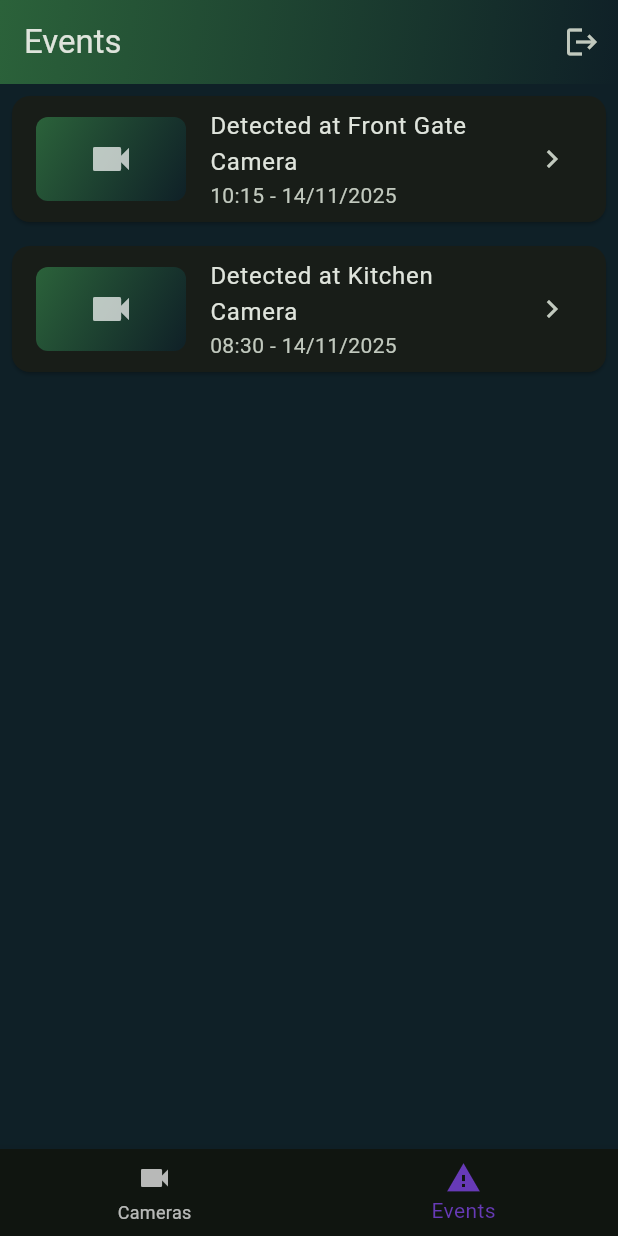
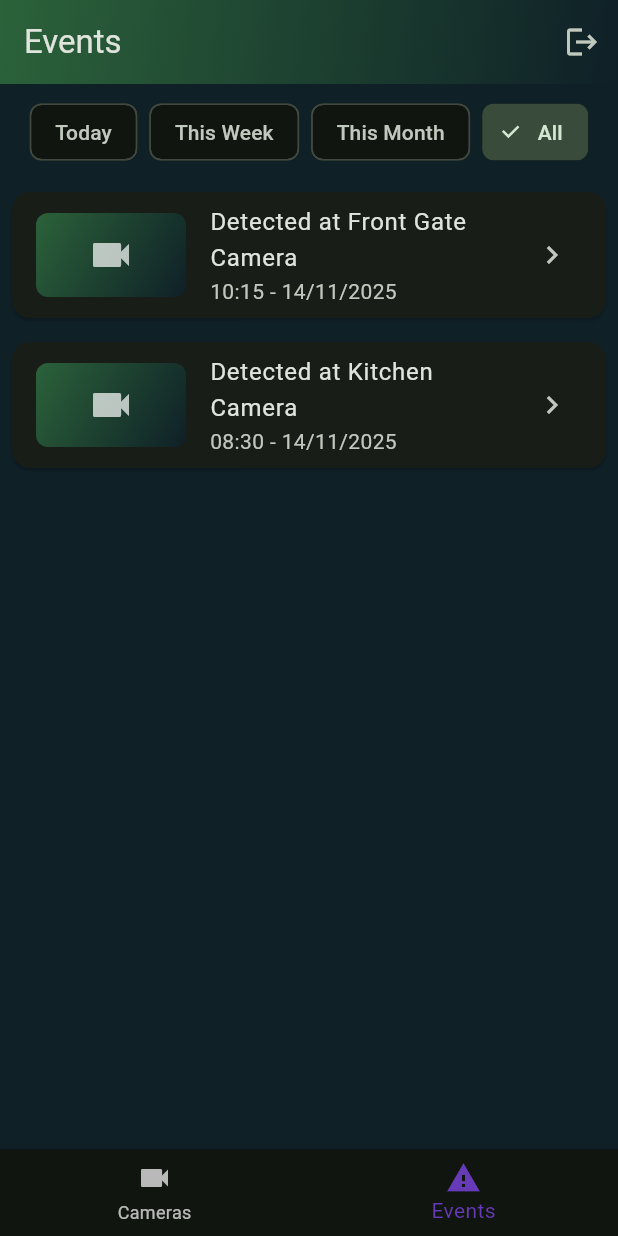
Before and after one commit to tiao051/Violence-Detection, a Flutter app: the HomeScreen screen opened by its route, item 2 of the bottom bar chosen, on a phone screen of 412 x 824 dp. Run offline on Flutter 3.47's test engine with Material 3 defaults, Android fonts, the phone set to English and light mode, and no system bars; our stand-ins replace chewie, firebase_core, firebase_messaging, flutter_spinkit, font_awesome_flutter, go_router and 3 more; accounts and stored records are empty; network calls fail.

Commit message:
feat: Add search and date filter functionality
- Add live search by camera name/ID in camera_tab
  * Search is case-insensitive and filters in real-time
  * Clear button to reset search query
  * Shows 'No cameras match' message when no results

- Add date range filter chips in event_tab
  * Filter options: Today, This Week, This Month, All
  * 'All' selected by default
  * Shows filtered event count and filter label

- Update CameraProvider with search state and filteredCameras getter
- Update EventProvider with DateFilter enum and filteredEvents getter
- FilterChips and SearchBar styled to match app theme
- All filters are non-destructive (original data preserved)
- Responsive design works on all screen sizes

```diff
--- a/flutter-app/security_app/lib/providers/camera_provider.dart
+++ b/flutter-app/security_app/lib/providers/camera_provider.dart
@@ -9,10 +9,26 @@ class CameraProvider with ChangeNotifier {
   List<CameraModel> _cameras = [];
   bool _isLoading = false;
   String? _errorMessage;
+  String _searchQuery = '';
 
   List<CameraModel> get cameras => _cameras;
   bool get isLoading => _isLoading;
   String? get errorMessage => _errorMessage;
+  String get searchQuery => _searchQuery;
+
+  /// Returns filtered cameras based on current search query
+  /// Filters by camera name and ID (case-insensitive)
+  List<CameraModel> get filteredCameras {
+    if (_searchQuery.isEmpty) {
+      return _cameras;
+    }
+    final query = _searchQuery.toLowerCase();
+    return _cameras
+        .where((camera) =>
+            camera.name.toLowerCase().contains(query) ||
+            camera.id.toLowerCase().contains(query))
+        .toList();
+  }
 
   /// Fetches the list of cameras from the service.
   ///
@@ -66,4 +82,18 @@ class CameraProvider with ChangeNotifier {
       notifyListeners();
     }
   }
+
+  /// Updates the search query and filters cameras accordingly.
+  ///
+  /// Filtering happens instantly without API calls.
+  void setSearchQuery(String query) {
+    _searchQuery = query;
+    notifyListeners();
+  }
+
+  /// Clears the current search query, showing all cameras.
+  void clearSearch() {
+    _searchQuery = '';
+    notifyListeners();
+  }
 }
--- a/flutter-app/security_app/lib/providers/event_provider.dart
+++ b/flutter-app/security_app/lib/providers/event_provider.dart
@@ -1,6 +1,8 @@
 import 'package:flutter/material.dart';
 import 'package:security_app/models/event_model.dart';
 import 'package:security_app/services/event_service.dart';
+
+enum DateFilter { all, today, thisWeek, thisMonth }
 
 class EventProvider with ChangeNotifier {
   final EventService _eventService = EventService();
@@ -16,13 +18,56 @@ class EventProvider with ChangeNotifier {
   final Set<String> _reportingEvents = {};
   String? _reportError;
 
+  // State for date filtering
+  DateFilter _dateFilter = DateFilter.all;
+
   List<EventModel> get events => _events;
   bool get isLoading => _isLoadingEvents;
   String? get errorMessage => _fetchError;
   String? get reportError => _reportError;
+  DateFilter get dateFilter => _dateFilter;
 
   /// Returns true if the given event is currently being reported.
   bool isReporting(String eventId) => _reportingEvents.contains(eventId);
+
+  /// Returns filtered events based on current date filter
+  List<EventModel> get filteredEvents {
+    final now = DateTime.now();
+    switch (_dateFilter) {
+      case DateFilter.today:
+        return _events
+            .where((event) =>
+                event.timestamp.isAfter(now.subtract(const Duration(days: 1))))
+            .toList();
+      case DateFilter.thisWeek:
+        return _events
+            .where((event) =>
+                event.timestamp.isAfter(now.subtract(const Duration(days: 7))))
+            .toList();
+      case DateFilter.thisMonth:
+        return _events
+            .where((event) =>
+                event.timestamp
+                    .isAfter(now.subtract(const Duration(days: 30))))
+            .toList();
+      case DateFilter.all:
+        return _events;
+    }
+  }
+
+  /// Gets a readable label for the current date filter
+  String getFilterLabel() {
+    switch (_dateFilter) {
+      case DateFilter.today:
+        return 'Today';
+      case DateFilter.thisWeek:
+        return 'This Week';
+      case DateFilter.thisMonth:
+        return 'This Month';
+      case DateFilter.all:
+        return 'All Events';
+    }
+  }
 
   /// Fetches the list of detected events from the service.
   Future<void> fetchEvents() async {
@@ -94,4 +139,10 @@ class EventProvider with ChangeNotifier {
       notifyListeners();
     }
   }
+
+  /// Sets the current date filter and triggers rebuild
+  void setDateFilter(DateFilter filter) {
+    _dateFilter = filter;
+    notifyListeners();
+  }
 }
--- a/flutter-app/security_app/lib/screens/tabs/event_tab.dart
+++ b/flutter-app/security_app/lib/screens/tabs/event_tab.dart
@@ -63,15 +63,72 @@ class _EventTabState extends State<EventTab> {
           );
         }
 
-        return RefreshIndicator(
+        final filteredEvents = eventProvider.filteredEvents;
+
+        return Column(
+          children: [
+            // Date filter chips
+            SingleChildScrollView(
+              scrollDirection: Axis.horizontal,
+              child: Padding(
+                padding: const EdgeInsets.all(8.0),
+                child: Row(
+                  children: [
+                    FilterChip(
+                      label: const Text('Today'),
+                      selected: eventProvider.dateFilter == DateFilter.today,
+                      onSelected: (_) {
+                        eventProvider.setDateFilter(DateFilter.today);
+                      },
+                    ),
+                    const SizedBox(width: 8),
+                    FilterChip(
+                      label: const Text('This Week'),
+                      selected:
+                          eventProvider.dateFilter == DateFilter.thisWeek,
+                      onSelected: (_) {
+                        eventProvider.setDateFilter(DateFilter.thisWeek);
+                      },
+                    ),
+                    const SizedBox(width: 8),
+                    FilterChip(
+                      label: const Text('This Month'),
+                      selected:
+                          eventProvider.dateFilter == DateFilter.thisMonth,
+                      onSelected: (_) {
+                        eventProvider.setDateFilter(DateFilter.thisMonth);
+                      },
+                    ),
+                    const SizedBox(width: 8),
+                    FilterChip(
+                      label: const Text('All'),
+                      selected: eventProvider.dateFilter == DateFilter.all,
+                      onSelected: (_) {
+                        eventProvider.setDateFilter(DateFilter.all);
+                      },
+                    ),
+                  ],
+                ),
+              ),
+            ),
+            // Event list
+            Expanded(
+              child: RefreshIndicator(
                 onRefresh: () => eventProvider.refreshEvents(),
                 color: Theme.of(context).colorScheme.primary,
                 strokeWidth: 3.0,
                 backgroundColor: Colors.transparent,
-          child: ListView.builder(
-            itemCount: events.length,
+                child: filteredEvents.isEmpty
+                    ? Center(
+                        child: Text(
+                          'No events in ${eventProvider.getFilterLabel().toLowerCase()}',
+                          style: Theme.of(context).textTheme.bodyMedium,
+                        ),
+                      )
+                    : ListView.builder(
+                        itemCount: filteredEvents.length,
                         itemBuilder: (context, index) {
-              final event = events[index];
+                          final event = filteredEvents[index];
                           final formattedTime = DateFormat('HH:mm - dd/MM/yyyy')
                               .format(event.timestamp);
 
@@ -87,24 +144,31 @@ class _EventTabState extends State<EventTab> {
                                       ? Image.network(
                                           event.thumbnailUrl,
                                           fit: BoxFit.cover,
-                            loadingBuilder: (context, child, loadingProgress) {
-                              if (loadingProgress == null) return child;
+                                          loadingBuilder: (context, child,
+                                              loadingProgress) {
+                                            if (loadingProgress == null)
+                                              return child;
                                             return Container(
                                               color: Colors.grey.shade800,
                                               child: SpinKitFadingCircle(
-                                  color: Theme.of(context).colorScheme.primary,
+                                                color: Theme.of(context)
+                                                    .colorScheme
+                                                    .primary,
                                                 size: 30.0,
                                               ),
                                             );
                                           },
-                            errorBuilder: (context, error, stackTrace) {
+                                          errorBuilder:
+                                              (context, error, stackTrace) {
                                             // Fallback to gradient placeholder on error
                                             return Container(
-                                decoration: const BoxDecoration(gradient: kAppGradient),
+                                              decoration: const BoxDecoration(
+                                                  gradient: kAppGradient),
                                               child: Center(
                                                 child: Icon(
                                                   Icons.videocam,
-                                    color: Colors.white.withOpacity(0.7),
+                                                  color: Colors.white
+                                                      .withOpacity(0.7),
                                                   size: 32,
                                                 ),
                                               ),
@@ -112,11 +176,13 @@ class _EventTabState extends State<EventTab> {
                                           },
                                         )
                                       : Container(
-                            decoration: const BoxDecoration(gradient: kAppGradient),
+                                          decoration: const BoxDecoration(
+                                              gradient: kAppGradient),
                                           child: Center(
                                             child: Icon(
                                               Icons.videocam,
-                                color: Colors.white.withOpacity(0.7),
+                                              color: Colors.white
+                                                  .withOpacity(0.7),
                                               size: 32,
                                             ),
                                           ),
@@ -134,6 +200,9 @@ class _EventTabState extends State<EventTab> {
                           );
                         },
                       ),
+              ),
+            ),
+          ],
         );
       },
     );
```
Also changed, not shown: flutter-app/security_app/lib/screens/tabs/camera_tab.dart (+58 -4 lines). Lines whose indentation alone changed are shown as unchanged.
